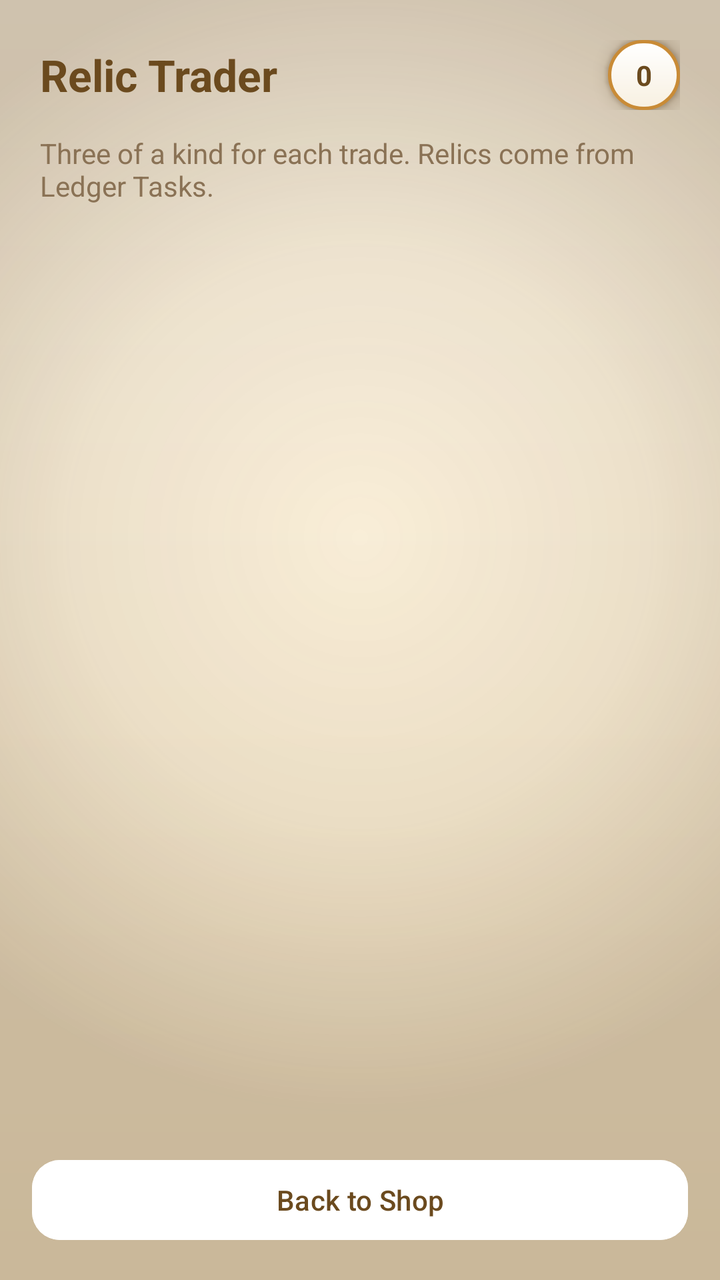
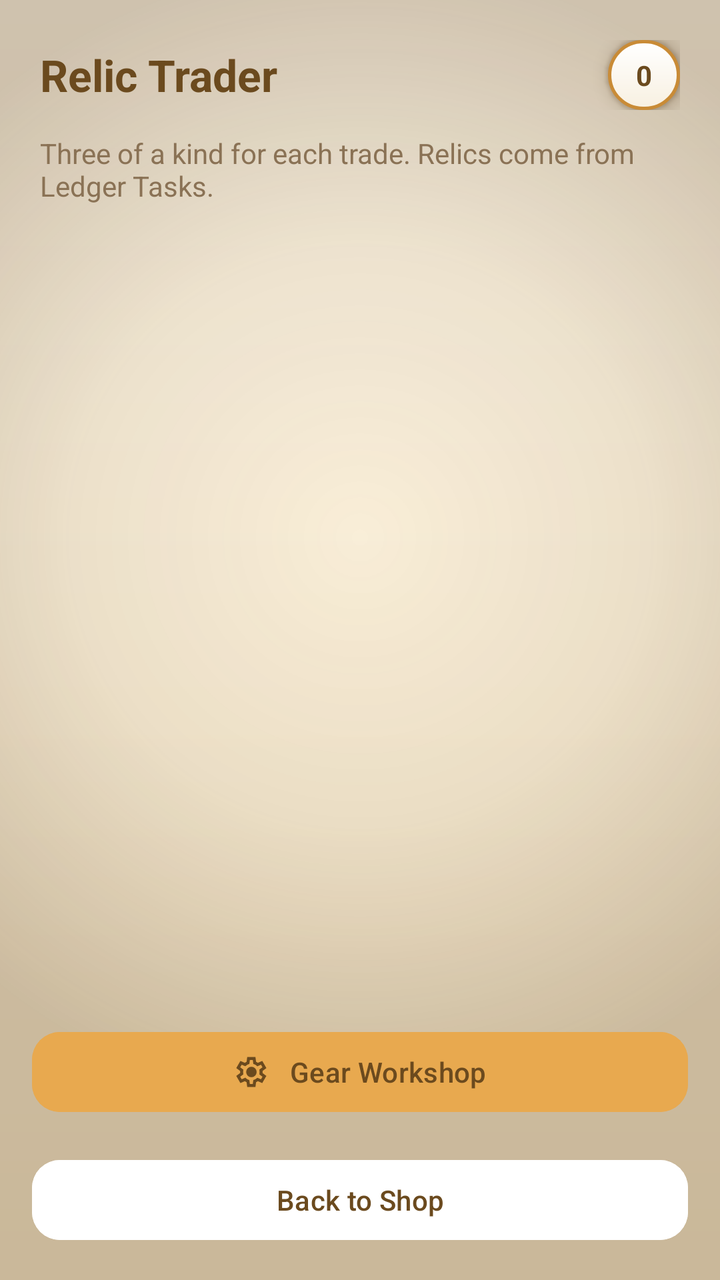

An Android layout rendered at two revisions. The XML below is the earlier revision; the diff shows what the commit changed to produce the second picture.
<!-- AndroidManifest.xml: application theme Theme.RatKingRecon -->
<!-- res/layout/activity_relic_trader.xml -->
<?xml version="1.0" encoding="utf-8"?>
<LinearLayout xmlns:android="http://schemas.android.com/apk/res/android"
    xmlns:tools="http://schemas.android.com/tools"
    android:layout_width="match_parent"
    android:layout_height="match_parent"
    android:orientation="vertical"
    android:background="@drawable/bg_app_gradient">

    
    <LinearLayout
        android:layout_width="match_parent"
        android:layout_height="wrap_content"
        android:orientation="horizontal"
        android:gravity="center_vertical"
        android:paddingHorizontal="20dp"
        android:paddingTop="20dp"
        android:paddingBottom="12dp">

        <TextView
            android:layout_width="0dp"
            android:layout_height="wrap_content"
            android:layout_weight="1"
            android:text="@string/trader_title"
            android:textSize="22sp"
            android:textStyle="bold"
            android:textColor="@color/text_primary" />

        <TextView
            android:id="@+id/traderTotalText"
            android:layout_width="wrap_content"
            android:layout_height="wrap_content"
            android:background="@drawable/bg_pill_tan"
            android:elevation="6dp"
            android:outlineAmbientShadowColor="@color/shadow_warm"
            android:outlineSpotShadowColor="@color/shadow_warm"
            tools:targetApi="28"
            android:paddingHorizontal="14dp"
            android:paddingVertical="8dp"
            android:textStyle="bold"
            android:textColor="@color/text_primary"
            android:text="@string/header_steps_default" />
    </LinearLayout>

    <TextView
        android:layout_width="match_parent"
        android:layout_height="wrap_content"
        android:paddingHorizontal="20dp"
        android:paddingBottom="12dp"
        android:text="@string/trader_subtitle"
        android:textSize="14sp"
        android:textColor="@color/text_muted" />

    
    <LinearLayout
        android:id="@+id/relicCountRow"
        android:layout_width="match_parent"
        android:layout_height="wrap_content"
        android:orientation="horizontal"
        android:paddingHorizontal="16dp"
        android:paddingBottom="16dp"
        android:baselineAligned="false" />

    
    <LinearLayout
        android:id="@+id/traderEmpty"
        android:layout_width="match_parent"
        android:layout_height="wrap_content"
        android:orientation="vertical"
        android:gravity="center"
        android:background="@drawable/bg_card_white"
        android:layout_marginHorizontal="16dp"
        android:layout_marginBottom="16dp"
        android:padding="16dp"
        android:visibility="gone">

        <TextView
            android:layout_width="wrap_content"
            android:layout_height="wrap_content"
            android:text="@string/trader_empty_title"
            android:textColor="@color/text_primary"
            android:textSize="15sp"
            android:textStyle="bold" />

        <TextView
            android:layout_width="match_parent"
            android:layout_height="wrap_content"
            android:layout_marginTop="4dp"
            android:text="@string/trader_empty_body"
            android:textAlignment="center"
            android:textColor="@color/text_muted"
            android:textSize="13sp" />
    </LinearLayout>

    <ScrollView
        android:layout_width="match_parent"
        android:layout_height="0dp"
        android:layout_weight="1"
        android:clipToPadding="false"
        android:fillViewport="true">

        <LinearLayout
            android:id="@+id/exchangeContainer"
            android:layout_width="match_parent"
            android:layout_height="wrap_content"
            android:orientation="vertical"
            android:clipChildren="false"
            android:clipToPadding="false"
            android:paddingHorizontal="16dp"
            android:paddingBottom="20dp" />
    </ScrollView>

    <com.google.android.material.button.MaterialButton
        android:id="@+id/traderBackButton"
        android:layout_width="match_parent"
        android:layout_height="wrap_content"
        android:layout_margin="16dp"
        android:text="@string/btn_back_to_shop"
        android:textColor="@color/text_primary"
        android:backgroundTint="@color/card_white"
        app:cornerRadius="14dp"
        app:elevation="4dp"
        xmlns:app="http://schemas.android.com/apk/res-auto" />
</LinearLayout>
<!-- resources referenced by this layout -->
<resources>
  <color name="card_white">#FFFFFF</color>
  <color name="shadow_warm">#4A2F0F</color>
  <color name="text_muted">#8A7255</color>
  <color name="text_primary">#6B4A1E</color>
  <!-- drawable bg_card_white (drawable) -->
  <?xml version="1.0" encoding="utf-8"?>
  <shape xmlns:android="http://schemas.android.com/apk/res/android"
      android:shape="rectangle">
      <solid android:color="@color/card_white" />
      <stroke
          android:width="1dp"
          android:color="@color/card_border" />
      <corners android:radius="16dp" />
  </shape>
  <!-- drawable bg_pill_tan (drawable) -->
  <?xml version="1.0" encoding="utf-8"?>
  <shape xmlns:android="http://schemas.android.com/apk/res/android"
      android:shape="rectangle">
      <gradient
          android:angle="270"
          android:startColor="@color/card_white"
          android:endColor="#F8F0E1"
          android:type="linear" />
      <stroke
          android:width="1.5dp"
          android:color="@color/amber_dark" />
      <corners android:radius="20dp" />
  </shape>
  <string name="btn_back_to_shop">Back to Shop</string>
  <string name="header_steps_default">0</string>
  <string name="trader_empty_body">Relics turn up when a Ledger Task is claimed — the longer the job, the better the odds.</string>
  <string name="trader_empty_title">The bench is bare.</string>
  <string name="trader_subtitle">Three of a kind for each trade. Relics come from Ledger Tasks.</string>
  <string name="trader_title">Relic Trader</string>
  <style name="Theme.RatKingRecon" parent="Base.Theme.RatKingRecon" />
  <color name="app_bg">@color/cream</color>
  <color name="app_bg_end">@color/tan</color>
  <color name="card_border">#E8D6AE</color>
  <color name="amber_dark">#C98B36</color>
  <color name="cream">#FBF3E3</color>
  <color name="tan">#F5E6C8</color>
  <color name="amber">#E8A94F</color>
  <style name="Widget.RatKing.Button" parent="Widget.RatKing.Button.Base" />
  <style name="Animation.RatKing.Screen" parent="@android:style/Animation.Activity">
          <item name="android:activityOpenEnterAnimation">@anim/screen_enter</item>
          <item name="android:activityOpenExitAnimation">@anim/screen_exit</item>
          <item name="android:activityCloseEnterAnimation">@anim/screen_pop_enter</item>
          <item name="android:activityCloseExitAnimation">@anim/screen_pop_exit</item>
      </style>
  <style name="Widget.RatKing.Button.Base" parent="Widget.Material3.Button" />
  <!-- unchanged entries left out for length: 2 -->
</resources>

<!-- the commit's change to res/layout/activity_relic_trader.xml (unified diff, before → after) -->
@@ -1,5 +1,6 @@
 <?xml version="1.0" encoding="utf-8"?>
 <LinearLayout xmlns:android="http://schemas.android.com/apk/res/android"
+    xmlns:app="http://schemas.android.com/apk/res-auto"
     xmlns:tools="http://schemas.android.com/tools"
     android:layout_width="match_parent"
     android:layout_height="match_parent"
@@ -110,6 +111,22 @@
     </ScrollView>
 
     <com.google.android.material.button.MaterialButton
+        android:id="@+id/traderWorkshopButton"
+        android:layout_width="match_parent"
+        android:layout_height="wrap_content"
+        android:layout_marginHorizontal="16dp"
+        android:layout_marginTop="16dp"
+        android:text="@string/gear_workshop_open"
+        app:icon="@drawable/ic_settings"
+        app:iconGravity="textStart"
+        app:iconPadding="10dp"
+        app:iconTint="@color/text_primary"
+        android:textColor="@color/text_primary"
+        android:backgroundTint="@color/amber"
+        app:cornerRadius="14dp"
+        app:elevation="4dp" />
+
+    <com.google.android.material.button.MaterialButton
         android:id="@+id/traderBackButton"
         android:layout_width="match_parent"
         android:layout_height="wrap_content"
@@ -118,6 +135,5 @@
         android:textColor="@color/text_primary"
         android:backgroundTint="@color/card_white"
         app:cornerRadius="14dp"
-        app:elevation="4dp"
-        xmlns:app="http://schemas.android.com/apk/res-auto" />
+        app:elevation="4dp" />
 </LinearLayout>
<!-- resource entries referenced after the edit -->
@@ -28,7 +28,22 @@
           android:color="@color/amber_dark" />
       <corners android:radius="20dp" />
   </shape>
+  <!-- drawable ic_settings (drawable) -->
+  <?xml version="1.0" encoding="utf-8"?>
+  <vector xmlns:android="http://schemas.android.com/apk/res/android"
+      android:width="24dp"
+      android:height="24dp"
+      android:viewportWidth="960"
+      android:viewportHeight="960"
+      android:tint="@color/text_primary">
+      <group android:translateX="-0" android:translateY="960">
+          <path
+              android:fillColor="@color/text_primary"
+              android:pathData="m370-80-16-128q-13-5-24.5-12T307-235l-119 50L78-375l103-78q-1-7-1-13.5v-27q0-6.5 1-13.5L78-585l110-190 119 50q11-8 23-15t24-12l16-128h220l16 128q13 5 24.5 12t22.5 15l119-50 110 190-103 78q1 7 1 13.5v27q0 6.5-2 13.5l103 78-110 190-118-50q-11 8-23 15t-24 12L590-80H370Zm70-80h79l14-106q31-8 57.5-23.5T639-327l99 41 39-68-86-65q5-14 7-29.5t2-31.5q0-16-2-31.5t-7-29.5l86-65-39-68-99 42q-22-23-48.5-38.5T533-694l-13-106h-79l-14 106q-31 8-57.5 23.5T321-633l-99-41-39 68 86 64q-5 15-7 30t-2 32q0 16 2 31t7 30l-86 65 39 68 99-42q22 23 48.5 38.5T427-266l13 106Zm42-180q58 0 99-41t41-99q0-58-41-99t-99-41q-59 0-99.5 41T342-480q0 58 40.5 99t99.5 41Zm-2-140Z" />
+      </group>
+  </vector>
   <string name="btn_back_to_shop">Back to Shop</string>
+  <string name="gear_workshop_open">Gear Workshop</string>
   <string name="header_steps_default">0</string>
   <string name="trader_empty_body">Relics turn up when a Ledger Task is claimed — the longer the job, the better the odds.</string>
   <string name="trader_empty_title">The bench is bare.</string>
